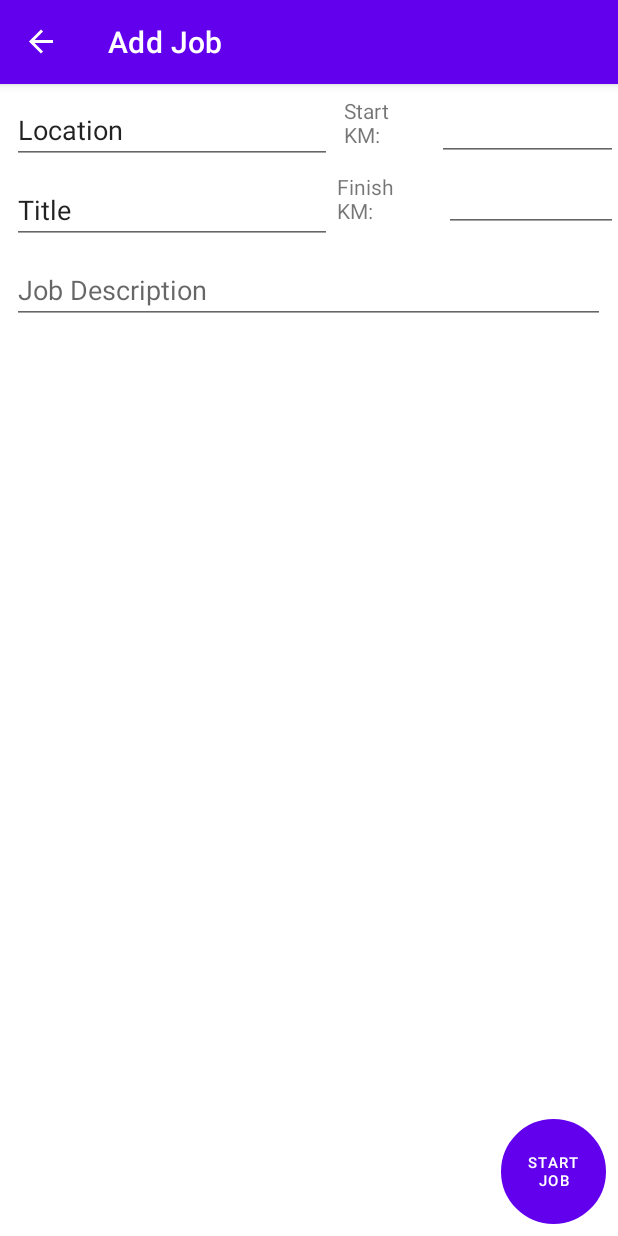
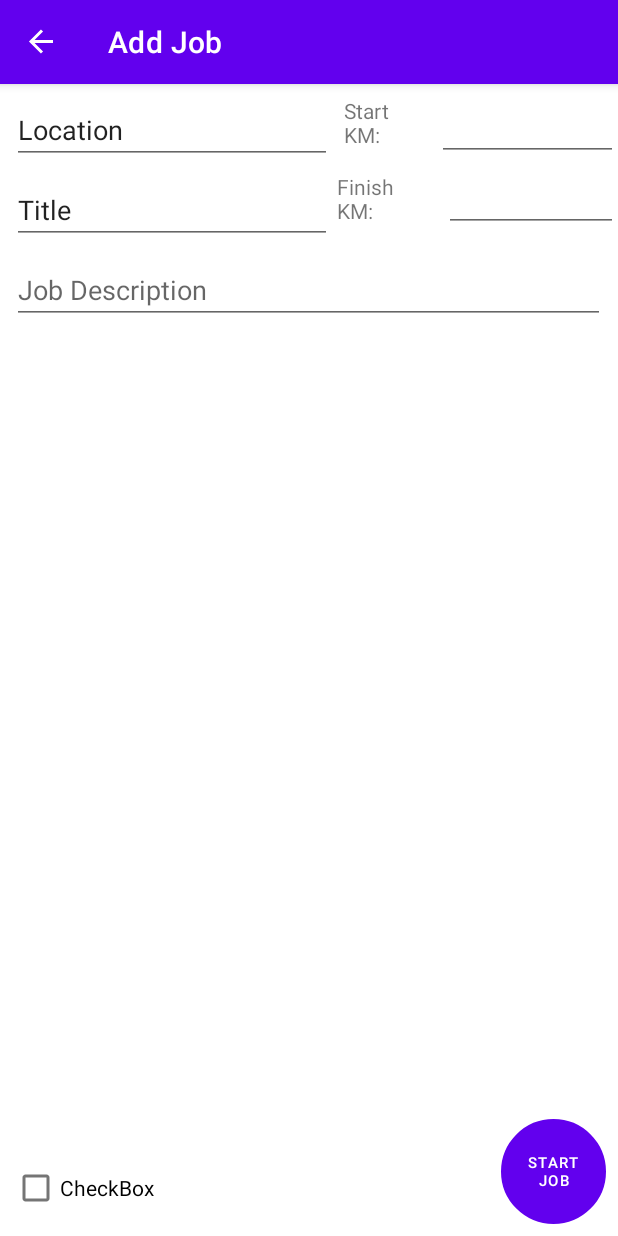
Before and after one commit to DurbinDevs/Tradie-Diary, an Android app: the AddJobFragment screen opened through its navigation route, on a phone screen of 412 x 824 dp. Run offline under Robolectric (Android 15) with nearby library versions, the phone set to English and light mode, and no system bars; our stand-ins replace Dagger/Hilt's generated code, Room's generated code, navigation-ui; libraries missing offline, so code that uses them is left out: androidx.hilt.lifecycle.

```diff
--- a/app/src/main/java/com/durbindevs/tradiediary/db/JobsDao.kt
+++ b/app/src/main/java/com/durbindevs/tradiediary/db/JobsDao.kt
@@ -3,6 +3,7 @@ package com.durbindevs.tradiediary.db
 import androidx.lifecycle.LiveData
 import androidx.room.*
 import com.durbindevs.tradiediary.models.Jobs
+import com.durbindevs.tradiediary.ui.viewmodels.SortOrder
 import kotlinx.coroutines.flow.Flow
 
 
@@ -12,8 +13,17 @@ interface JobsDao {
     @Insert(onConflict = OnConflictStrategy.REPLACE)
     suspend fun saveJob(job: Jobs): Long
 
-    @Query("SELECT * FROM jobs WHERE location LIKE '%' || :searchQuery || '%'")
-    fun getJobs(searchQuery: String): Flow<List<Jobs>>
+    fun getJobs(query: String, sortOrder: SortOrder, hideCompleted: Boolean): Flow<List<Jobs>> =
+        when(sortOrder) {
+            SortOrder.BY_NAME -> getJobsBYName(query, hideCompleted)
+            SortOrder.BY_DATE -> getJobsBYDate(query, hideCompleted)
+        }
+
+    @Query("SELECT * FROM jobs WHERE (isCompleted != :hideCompleted OR isCompleted = 0) AND location LIKE '%' || :searchQuery || '%' ORDER BY location")
+    fun getJobsBYName(searchQuery: String, hideCompleted: Boolean): Flow<List<Jobs>>
+
+    @Query("SELECT * FROM jobs WHERE (isCompleted != :hideCompleted OR isCompleted = 0) AND  location LIKE '%' || :searchQuery || '%' ORDER BY dateCreated")
+    fun getJobsBYDate(searchQuery: String, hideCompleted: Boolean): Flow<List<Jobs>>
 
     @Delete
     suspend fun deleteJob(job: Jobs)
--- a/app/src/main/java/com/durbindevs/tradiediary/models/Jobs.kt
+++ b/app/src/main/java/com/durbindevs/tradiediary/models/Jobs.kt
@@ -20,7 +20,7 @@ data class Jobs(
     val dateCreated: Long = System.currentTimeMillis(),
     val startKm: Int = 0,
     val finishKm: Int = 0,
-    val isCompleted: Boolean = false
+    var isCompleted: Boolean = false
 ) : Parcelable {
     val dateCreatedFormat: String
         get() = DateFormat.getDateTimeInstance().format(dateCreated)
--- a/app/src/main/java/com/durbindevs/tradiediary/repository/Repository.kt
+++ b/app/src/main/java/com/durbindevs/tradiediary/repository/Repository.kt
@@ -2,6 +2,7 @@ package com.durbindevs.tradiediary.repository
 
 import com.durbindevs.tradiediary.db.JobsDatabase
 import com.durbindevs.tradiediary.models.Jobs
+import com.durbindevs.tradiediary.ui.viewmodels.SortOrder
 import dagger.Provides
 import javax.inject.Inject
 
@@ -14,5 +15,6 @@ class Repository @Inject constructor(val db: JobsDatabase) {
     suspend fun deleteJob(job: Jobs) =
         db.getJobsDao().deleteJob(job)
 
-    fun getJobs(searchQuery: String) = db.getJobsDao().getJobs(searchQuery)
+    fun getJobs(searchQuery: String, sortOrder: SortOrder, hideCompleted: Boolean) =
+        db.getJobsDao().getJobs(searchQuery,sortOrder,hideCompleted)
 }
--- a/app/src/main/java/com/durbindevs/tradiediary/ui/fragments/AddJobFragment.kt
+++ b/app/src/main/java/com/durbindevs/tradiediary/ui/fragments/AddJobFragment.kt
@@ -48,8 +48,9 @@ class AddJobFragment : Fragment() {
         val description = binding.etJobDescription.text.toString()
         val startKm = binding.etStartKm.text.toString().toInt()
         val finishKm = binding.etFinishKm.text.toString().toInt()
+        val isCompleted = binding.cbIsCompleted.isChecked
 
-        val job = Jobs(location,title,description,0,System.currentTimeMillis(),startKm,finishKm,false)
+        val job = Jobs(location,title,description,0,System.currentTimeMillis(),startKm,finishKm,isCompleted)
         viewModel.saveJob(job)
         Toast.makeText(requireContext(), "Saved Successfully", Toast.LENGTH_SHORT).show()
     }
--- a/app/src/main/java/com/durbindevs/tradiediary/ui/fragments/JobListFragment.kt
+++ b/app/src/main/java/com/durbindevs/tradiediary/ui/fragments/JobListFragment.kt
@@ -17,6 +17,7 @@ import com.durbindevs.tradiediary.R
 import com.durbindevs.tradiediary.adapter.JobAdapter
 import com.durbindevs.tradiediary.databinding.JobListFragmentBinding
 import com.durbindevs.tradiediary.ui.viewmodels.MainViewModel
+import com.durbindevs.tradiediary.ui.viewmodels.SortOrder
 import com.durbindevs.tradiediary.util.onQueryTextChanged
 import dagger.hilt.android.AndroidEntryPoint
 
@@ -43,6 +44,8 @@ class JobListFragment: Fragment(), JobAdapter.OnItemClickListener {
         super.onViewCreated(view, savedInstanceState)
 //       viewModel = (activity as JobActivity).viewModel
         setupRecycler()
+
+        binding
 
         binding.btAddJob.setOnClickListener {
             findNavController().navigate(JobListFragmentDirections.actionJobListFragmentToAddJobFragment())
@@ -84,16 +87,16 @@ class JobListFragment: Fragment(), JobAdapter.OnItemClickListener {
     override fun onOptionsItemSelected(item: MenuItem): Boolean {
         return when (item.itemId) {
             R.id.action_sort_by_name -> {
-
+                viewModel.sortOrder.value = SortOrder.BY_NAME
                 true
             }
             R.id.action_sort_by_date_created -> {
-
+                viewModel.sortOrder.value = SortOrder.BY_DATE
                 true
             }
             R.id.action_hide_completed -> {
                 item.isChecked = !item.isChecked
-
+                viewModel.hideCompleted.value = item.isChecked
                 true
             }
             else -> super.onOptionsItemSelected(item)
--- a/app/src/main/java/com/durbindevs/tradiediary/ui/viewmodels/MainViewModel.kt
+++ b/app/src/main/java/com/durbindevs/tradiediary/ui/viewmodels/MainViewModel.kt
@@ -11,6 +11,7 @@ import com.durbindevs.tradiediary.models.Jobs
 import com.durbindevs.tradiediary.repository.Repository
 import dagger.hilt.android.lifecycle.HiltViewModel
 import kotlinx.coroutines.flow.MutableStateFlow
+import kotlinx.coroutines.flow.combine
 import kotlinx.coroutines.flow.flatMapLatest
 import kotlinx.coroutines.launch
 import javax.inject.Inject
@@ -22,9 +23,18 @@ class MainViewModel @Inject constructor(
 ) : ViewModel() {
 
     val searchQuery = MutableStateFlow("")
+    val sortOrder = MutableStateFlow(SortOrder.BY_NAME)
+    val hideCompleted = MutableStateFlow(false)
 
-    private val taskFlow = searchQuery.flatMapLatest {
-        repository.getJobs(it)
+    private val taskFlow = combine(
+        searchQuery,
+        sortOrder,
+        hideCompleted
+    ){
+        query, sortOder, hideCompleted ->
+        Triple(query, sortOder, hideCompleted)
+    }.flatMapLatest { (query, sortOrder, hideCompleted) ->
+        repository.getJobs(query, sortOrder, hideCompleted)
     }
 
     val tasks = taskFlow.asLiveData()
@@ -40,6 +50,8 @@ class MainViewModel @Inject constructor(
             repository.deleteJob(job)
         }
 
-    fun getJobs(searchQuery: String) = repository.getJobs(searchQuery)
+  //  fun getJobs(searchQuery: String) = repository.getJobs(searchQuery)
 
 }
+
+enum class SortOrder {  BY_NAME, BY_DATE}
--- a/app/src/main/res/layout/add_job_fragment.xml
+++ b/app/src/main/res/layout/add_job_fragment.xml
@@ -107,4 +107,14 @@
         android:textSize="10sp"
         app:layout_constraintBottom_toBottomOf="parent"
         app:layout_constraintEnd_toEndOf="parent" />
+
+    <CheckBox
+        android:id="@+id/cb_isCompleted"
+        android:layout_width="wrap_content"
+        android:layout_height="wrap_content"
+        android:layout_marginStart="8dp"
+        android:layout_marginBottom="8dp"
+        android:text="CheckBox"
+        app:layout_constraintBottom_toBottomOf="parent"
+        app:layout_constraintStart_toStartOf="parent" />
 </androidx.constraintlayout.widget.ConstraintLayout>
--- a/app/src/main/res/layout/job_row.xml
+++ b/app/src/main/res/layout/job_row.xml
@@ -43,7 +43,7 @@
         tools:text="Job Location" />
 
     <ImageView
-        android:id="@+id/isCompleted"
+        android:id="@+id/iv_isCompleted"
         android:layout_width="40dp"
         android:layout_height="37dp"
         android:layout_marginTop="8dp"
--- a/app/src/main/res/menu/menu_fragment.xml
+++ b/app/src/main/res/menu/menu_fragment.xml
@@ -30,7 +30,7 @@
 
     <item
         android:id="@+id/action_hide_completed"
-        android:checked="true"
+        android:checkable="true"
         android:title="Hide Completed"
         app:showAsAction="never" />
 
--- a/app/src/main/res/values/colors.xml
+++ b/app/src/main/res/values/colors.xml
@@ -6,5 +6,6 @@
     <color name="teal_200">#FF03DAC5</color>
     <color name="teal_700">#FF018786</color>
     <color name="black">#FF000000</color>
+    <color name="green">#10EF08</color>
     <color name="white">#FFFFFFFF</color>
 </resources>
```
Also changed, not shown: app/src/main/java/com/durbindevs/tradiediary/adapter/JobAdapter.kt (+11 -1 lines).
